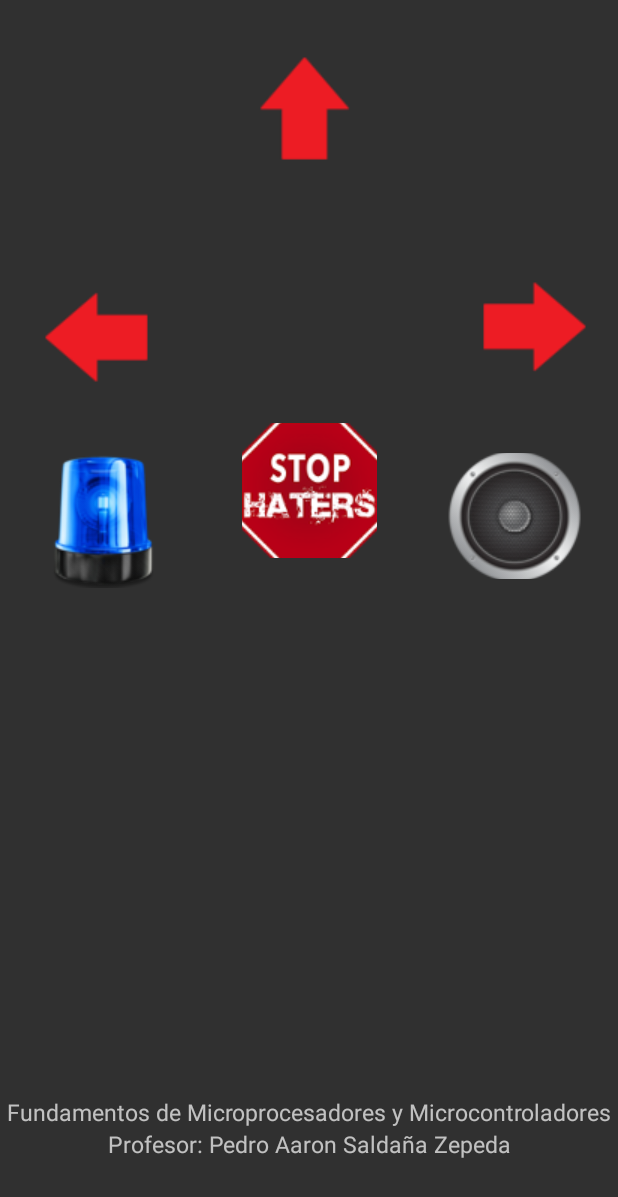
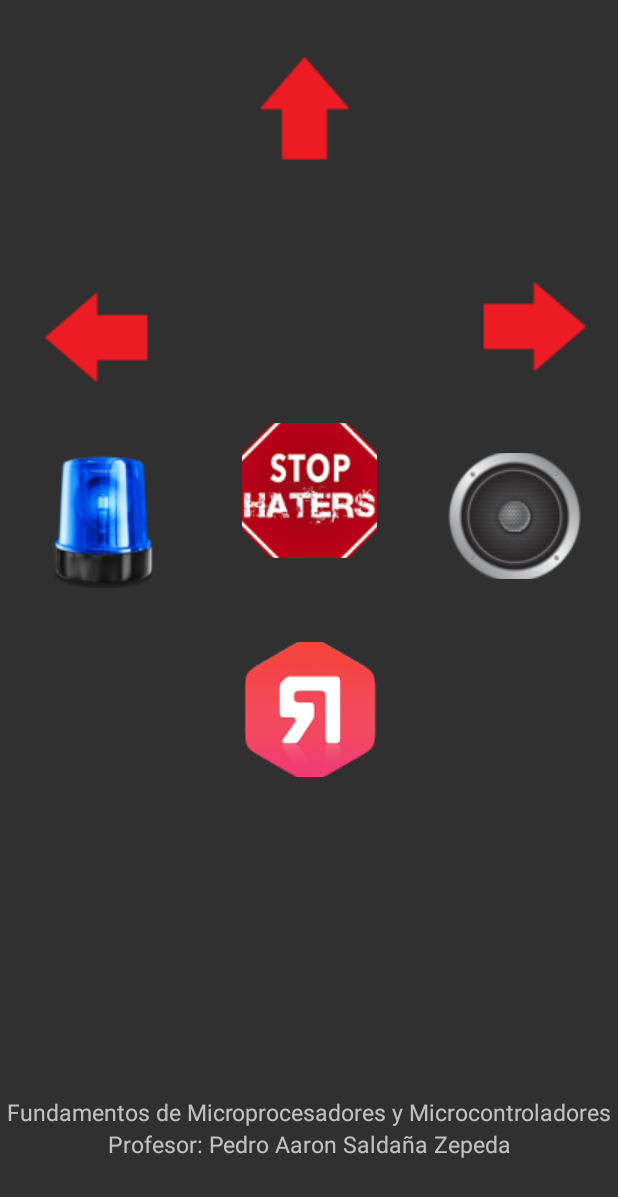
Before and after one commit to jcop91/ControlRemote, an Android app: the screen it shows after launch (ControlRemoteActivity), on a phone screen of 412 x 824 dp. Shown: the top 1197 px of the screen. Run offline under Robolectric (Android 15) with nearby library versions, the phone set to English and light mode, and no system bars.

```diff
--- a/app/src/main/res/layout/activity_controlremote.xml
+++ b/app/src/main/res/layout/activity_controlremote.xml
@@ -99,6 +99,19 @@
         app:srcCompat="@drawable/stop_h"
         tools:ignore="MissingConstraints" />
 
+    <ImageButton
+        android:id="@+id/ibReversa"
+        android:layout_width="90dp"
+        android:layout_height="90dp"
+        android:layout_marginStart="8dp"
+        android:layout_marginTop="56dp"
+        android:layout_marginEnd="8dp"
+        android:background="@android:color/transparent"
+        app:layout_constraintEnd_toStartOf="@+id/ibClaxon"
+        app:layout_constraintStart_toEndOf="@+id/ibLuz"
+        app:layout_constraintTop_toBottomOf="@+id/ibDetener"
+        app:srcCompat="@drawable/r" />
+
     <LinearLayout
         android:layout_width="match_parent"
         android:layout_height="81dp"
@@ -126,4 +139,6 @@
             android:textSize="@dimen/TamañoLetra" />
     </LinearLayout>
 
+
+
 </android.support.constraint.ConstraintLayout>
```
Also changed, not shown: app/src/main/java/com/iteso/controlremote/ControlRemoteActivity.java (+8 -1 lines), app/src/main/res/drawable/r.jpg (added).
